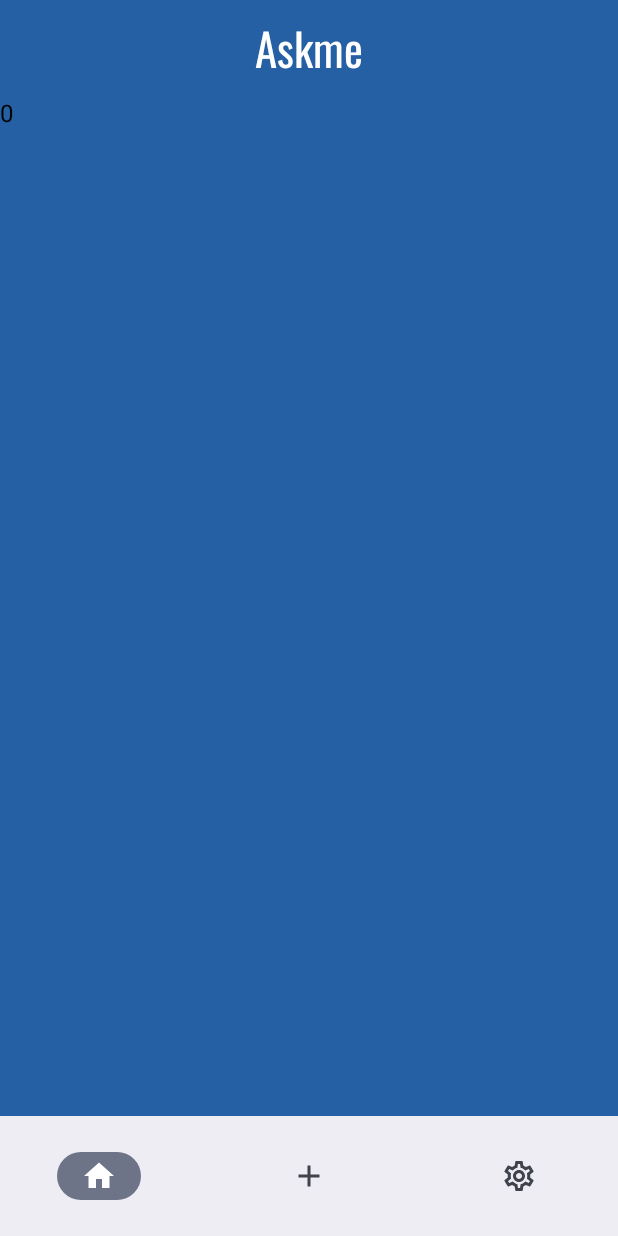
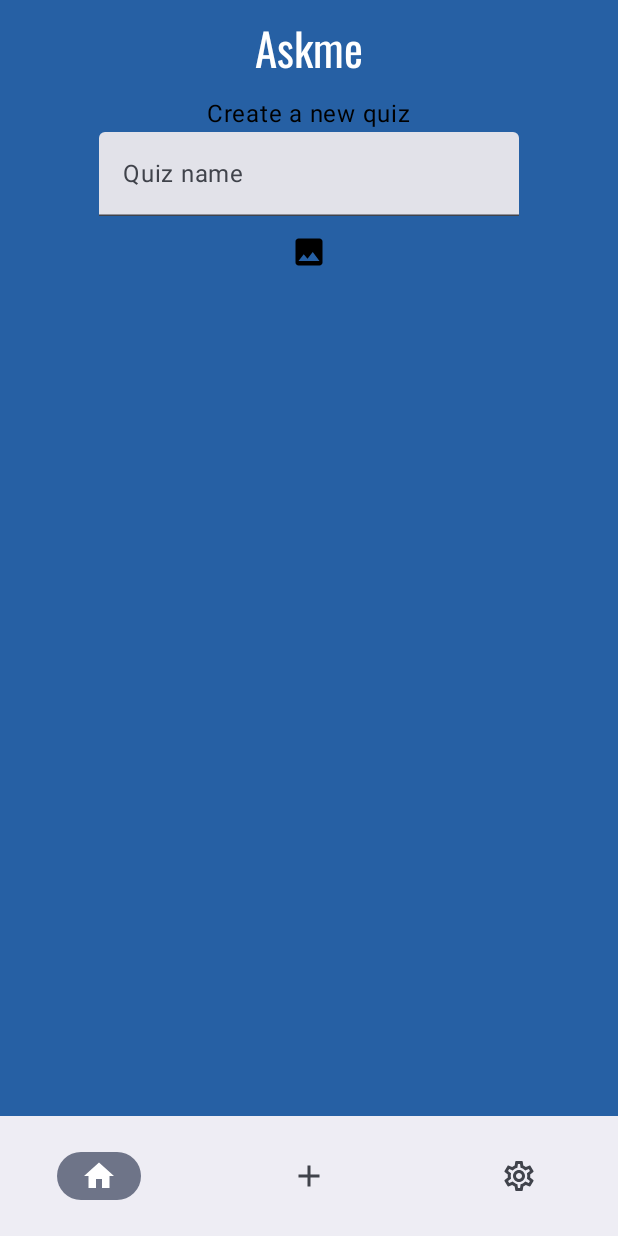
Before and after one commit to alchal17/Quiz, an Android app built with Jetpack Compose: the NewQuizPage screen opened through its navigation route, on a phone screen of 412 x 824 dp. Run offline under Robolectric (Android 15) with nearby library versions, the phone set to English and light mode, and no system bars.

Commit message:
Working on QuizViewModel and NewQuizPage

```diff
--- a/app/src/main/java/com/example/quiz/models/request_representation/Base64Quiz.kt
+++ b/app/src/main/java/com/example/quiz/models/request_representation/Base64Quiz.kt
@@ -8,7 +8,7 @@ import kotlinx.serialization.Serializable
 data class Base64Quiz(
     val id: Int? = null,
     val name: String,
-    val user: QuizUser,
+    val userId: Int,
     @SerialName("base64_image")
     val base64Image: String?,
     val questions: List<Base64QuizQuestion>
--- a/app/src/main/java/com/example/quiz/models/request_representation/Base64QuizQuestion.kt
+++ b/app/src/main/java/com/example/quiz/models/request_representation/Base64QuizQuestion.kt
@@ -8,7 +8,6 @@ import kotlinx.serialization.Serializable
 @Serializable
 data class Base64QuizQuestion(
     val id: Int? = null,
-    val quiz: Quiz,
     val text: String,
     val description: String?,
     @SerialName("base64_image")
--- a/app/src/main/java/com/example/quiz/ui/pages/NewQuizPage.kt
+++ b/app/src/main/java/com/example/quiz/ui/pages/NewQuizPage.kt
@@ -1,10 +1,82 @@
 package com.example.quiz.ui.pages
 
+import android.graphics.Bitmap
+import android.graphics.BitmapFactory
+import android.net.Uri
+import android.util.Base64
+import androidx.activity.compose.rememberLauncherForActivityResult
+import androidx.activity.result.contract.ActivityResultContracts.GetContent
+import androidx.compose.foundation.Image
+import androidx.compose.foundation.layout.Column
+import androidx.compose.foundation.layout.fillMaxSize
+import androidx.compose.foundation.layout.size
+import androidx.compose.material3.Icon
+import androidx.compose.material3.IconButton
 import androidx.compose.material3.Text
+import androidx.compose.material3.TextField
 import androidx.compose.runtime.Composable
+import androidx.compose.runtime.collectAsState
+import androidx.compose.ui.Alignment
+import androidx.compose.ui.Modifier
+import androidx.compose.ui.graphics.asImageBitmap
+import androidx.compose.ui.graphics.painter.BitmapPainter
+import androidx.compose.ui.platform.LocalContext
+import androidx.compose.ui.res.painterResource
+import androidx.compose.ui.unit.dp
+import com.example.quiz.R
 import com.example.quiz.viewmodels.QuizViewModel
+import java.io.ByteArrayOutputStream
+import java.io.InputStream
+
+fun bitmapToBase64(bitmap: Bitmap): String {
+    val outputStream = ByteArrayOutputStream()
+    bitmap.compress(Bitmap.CompressFormat.PNG, 100, outputStream)
+    val byteArray = outputStream.toByteArray()
+    return Base64.encodeToString(byteArray, Base64.DEFAULT)
+}
+
+fun base64ToBitmap(base64String: String): Bitmap {
+    val decodedBytes = Base64.decode(base64String, Base64.DEFAULT)
+    return BitmapFactory.decodeByteArray(decodedBytes, 0, decodedBytes.size)
+}
 
 @Composable
 fun NewQuizPage(userId: Int, quizViewModel: QuizViewModel) {
-    Text(userId.toString())
+    val quizName = quizViewModel.quizName.collectAsState().value
+    val base64Image = quizViewModel.base64Image.collectAsState().value
+    val context = LocalContext.current
+
+    val imagePickerLauncher =
+        rememberLauncherForActivityResult(GetContent()) { uri: Uri? ->
+            uri?.let {
+                val inputStream: InputStream? = context.contentResolver.openInputStream(uri)
+                val bitmap = BitmapFactory.decodeStream(inputStream)
+                val base64String = bitmapToBase64(bitmap)
+                quizViewModel.setImage(base64String)
+            }
+        }
+    Column(
+        modifier = Modifier.fillMaxSize(),
+        horizontalAlignment = Alignment.CenterHorizontally
+    ) {
+        Text("Create a new quiz")
+        TextField(
+            value = quizName,
+            onValueChange = { quizViewModel.setName(it) },
+            label = { Text("Quiz name") })
+        IconButton({ imagePickerLauncher.launch("image/*") }) {
+            Icon(
+                painter = painterResource(R.drawable.image_logo),
+                "Pick an image"
+            )
+        }
+        base64Image?.let {
+            val bitmap = base64ToBitmap(it)
+            Image(
+                painter = BitmapPainter(bitmap.asImageBitmap()),
+                contentDescription = "Selected Image",
+                modifier = Modifier.size(120.dp)
+            )
+        }
+    }
 }
--- a/app/src/main/java/com/example/quiz/viewmodels/QuizViewModel.kt
+++ b/app/src/main/java/com/example/quiz/viewmodels/QuizViewModel.kt
@@ -11,12 +11,37 @@ import kotlinx.coroutines.flow.asStateFlow
 import kotlinx.coroutines.launch
 
 class QuizViewModel(private val quizApi: QuizApi) : ViewModel() {
-    private val _quizQuestions = MutableStateFlow<List<Base64QuizQuestion>>(emptyList())
-    val quizQuestions: StateFlow<List<Base64QuizQuestion>> = _quizQuestions.asStateFlow()
+    private val _quizName = MutableStateFlow("")
+    val quizName: StateFlow<String> = _quizName.asStateFlow()
 
-    fun saveQuiz(quiz: Base64Quiz, onSuccess: () -> Unit) {
+    private val _base64Image = MutableStateFlow<String?>(null)
+    val base64Image: StateFlow<String?> = _base64Image.asStateFlow()
+
+    private val _quizBase64Questions = MutableStateFlow<List<Base64QuizQuestion>>(emptyList())
+    val quizBase64Questions: StateFlow<List<Base64QuizQuestion>> =
+        _quizBase64Questions.asStateFlow()
+
+    fun setName(newValue: String) {
+        _quizName.value = newValue
+    }
+
+    fun setImage(newBase64: String) {
+        _base64Image.value = newBase64
+    }
+
+    fun addBase64Question(base64QuizQuestion: Base64QuizQuestion) {
+        _quizBase64Questions.value += base64QuizQuestion
+    }
+
+    fun saveQuiz(userId: Int, onSuccess: () -> Unit = {}) {
         viewModelScope.launch {
-            quizApi.saveQuiz(quiz)
+            val base64Quiz = Base64Quiz(
+                name = quizName.value,
+                userId = userId,
+                base64Image = base64Image.value,
+                questions = quizBase64Questions.value
+            )
+            quizApi.saveQuiz(base64Quiz)
             onSuccess()
         }
     }
--- /dev/null
+++ b/app/src/main/res/drawable/image_logo.xml
@@ -0,0 +1,5 @@
+<vector xmlns:android="http://schemas.android.com/apk/res/android" android:height="24dp" android:tint="#000000" android:viewportHeight="24" android:viewportWidth="24" android:width="24dp">
+
+    <path android:fillColor="@android:color/white" android:pathData="M21,19V5c0,-1.1 -0.9,-2 -2,-2H5c-1.1,0 -2,0.9 -2,2v14c0,1.1 0.9,2 2,2h14c1.1,0 2,-0.9 2,-2zM8.5,13.5l2.5,3.01L14.5,12l4.5,6H5l3.5,-4.5z"/>
+
+</vector>
```
